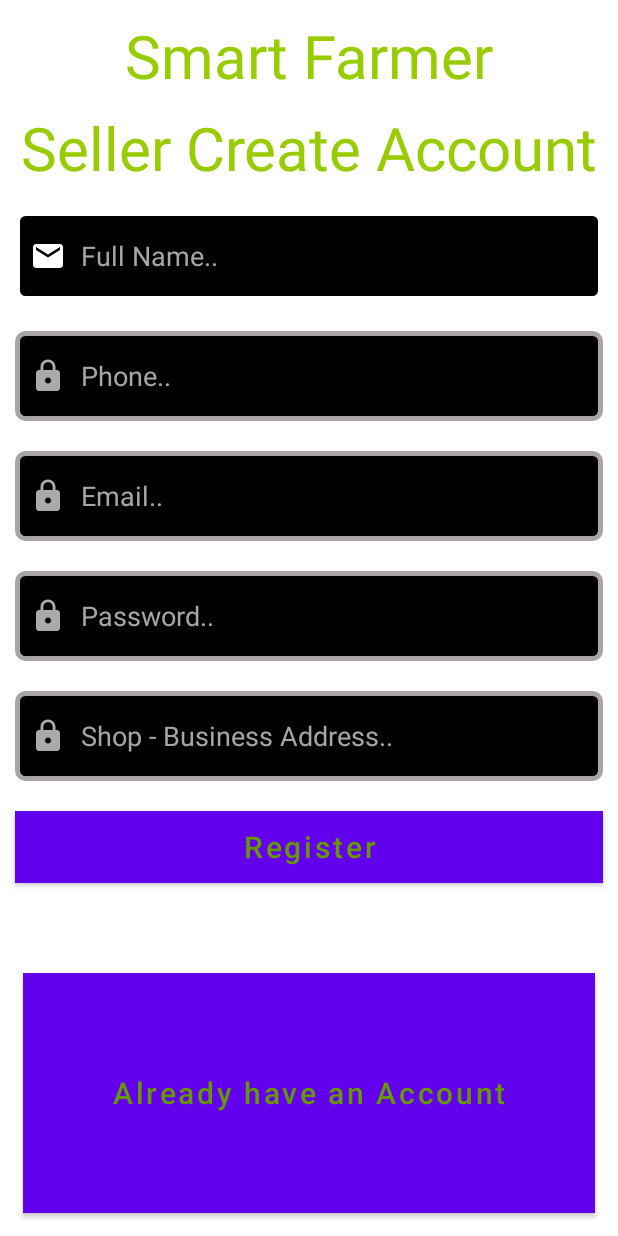
After one commit to DLWickremaratne/SmartFarmer-AndroidAPP, an Android app: the SellerRegistrationActivity screen opened directly, with no data from a screen before it, on a phone screen of 412 x 824 dp. The commit adds this screen. Run offline under Robolectric (Android 15) with nearby library versions, the phone set to English and light mode, and no system bars.

```diff
--- a/app/src/main/AndroidManifest.xml
+++ b/app/src/main/AndroidManifest.xml
@@ -9,7 +9,11 @@
         android:roundIcon="@mipmap/ic_launcher_round"
         android:supportsRtl="true"
         android:theme="@style/Theme.Smartfarmerapp">
-        <activity android:name=".ProductDetailsActivity"></activity>
+        <activity android:name="Sellers.SellerLogin"></activity>
+        <activity android:name="Sellers.SellerRegistrationActivity" />
+        <activity android:name=".SearchProduct" />
+        <activity android:name=".SearchActivity" />
+        <activity android:name=".ProductDetailsActivity" />
         <activity android:name=".MainMenu" />
         <activity android:name=".SCAdminAddNewProduct" />
         <activity android:name=".SCAdminCategoryActivity" />
--- /dev/null
+++ b/app/src/main/java/Sellers/SellerRegistrationActivity.java
@@ -0,0 +1,37 @@
+package Sellers;
+
+import androidx.appcompat.app.AppCompatActivity;
+
+import android.content.Intent;
+import android.os.Bundle;
+import android.view.View;
+import android.widget.Button;
+
+import com.example.smartfarmerapp.MainActivity;
+import com.example.smartfarmerapp.R;
+
+public class SellerRegistrationActivity extends AppCompatActivity {
+
+    private Button sellerLoginBegin;
+
+    @Override
+    protected void onCreate(Bundle savedInstanceState) {
+        super.onCreate(savedInstanceState);
+        setContentView(R.layout.activity_seller_registration);
+
+
+        sellerLoginBegin = findViewById(R.id.seller_already_have_account_btn);
+
+
+        sellerLoginBegin.setOnClickListener(new View.OnClickListener() {
+            @Override
+            public void onClick(View view) {
+
+
+                Intent intent = new Intent(SellerRegistrationActivity.this, SellerLogin.class);
+                startActivity(intent);
+
+            }
+        });
+    }
+}
--- a/app/src/main/java/com/example/smartfarmerapp/Splashscreen.java
+++ b/app/src/main/java/com/example/smartfarmerapp/Splashscreen.java
@@ -56,16 +56,12 @@ public class Splashscreen extends AppCompatActivity {
             @Override
             public void run() {
 
-                if (user !=null){
+
 
                     Intent intent = new Intent(Splashscreen.this,MainMenu.class);
                     startActivity(intent);
                     finish();
-                }else{
-                    Intent intent = new Intent(Splashscreen.this,farmerLoginActivity.class);
-                    startActivity(intent);
 
-                }
 
             }
         },4000);
--- /dev/null
+++ b/app/src/main/res/layout/activity_seller_registration.xml
@@ -0,0 +1,156 @@
+<?xml version="1.0" encoding="utf-8"?>
+<RelativeLayout
+    xmlns:android="http://schemas.android.com/apk/res/android"
+    xmlns:app="http://schemas.android.com/apk/res-auto"
+    xmlns:tools="http://schemas.android.com/tools"
+    android:layout_width="match_parent"
+    android:layout_height="match_parent"
+    tools:context="Sellers.SellerRegistrationActivity">
+
+
+
+    <TextView
+        android:id="@+id/seller"
+        android:layout_width="match_parent"
+        android:layout_height="wrap_content"
+        android:text="Smart Farmer"
+        android:textColor="@android:color/holo_green_light"
+        android:textSize="40sp"
+        android:layout_marginBottom="7dp"
+        android:textAlignment="center"
+        android:gravity="center_horizontal"
+        android:layout_marginTop="10dp"/>
+
+    <TextView
+        android:id="@+id/seller_title"
+        android:layout_width="match_parent"
+        android:layout_height="wrap_content"
+        android:text="Seller Create Account"
+        android:textColor="@android:color/holo_green_light"
+        android:textSize="40sp"
+        android:layout_marginBottom="5dp"
+        android:textAlignment="center"
+        android:layout_below="@+id/seller"
+
+        android:gravity="center_horizontal" />
+
+    <EditText
+        android:layout_width="match_parent"
+        android:layout_height="60dp"
+        android:hint="Full Name.."
+        android:layout_margin="10dp"
+        android:textColor="@android:color/white"
+        android:paddingStart="10dp"
+        android:drawableStart="@drawable/custom_email_input"
+        android:drawablePadding="10dp"
+        android:inputType="text"
+        android:textColorHint="@color/grey"
+        android:id="@+id/seller_name"
+        android:background="@drawable/custom_input"
+        android:drawableLeft="@drawable/custom_email_input"
+        android:paddingLeft="10dp"
+        android:layout_below="@+id/seller_title"/>
+
+    <EditText
+        android:layout_width="match_parent"
+        android:layout_height="60dp"
+        android:hint="Phone.."
+        android:layout_margin="10dp"
+        android:paddingStart="10dp"
+        android:drawableStart="@drawable/custom_pass_input"
+        android:drawablePadding="10dp"
+        android:inputType="number"
+        android:textColor="@android:color/white"
+        android:textColorHint="@color/grey"
+        android:id="@+id/seller_phone"
+        android:background="@drawable/custom_input"
+        android:drawableLeft="@drawable/custom_pass_input"
+        android:paddingLeft="10dp"
+        android:layout_below="@+id/seller_name"/>
+
+    <EditText
+        android:layout_width="match_parent"
+        android:layout_height="60dp"
+        android:hint="Email.."
+        android:layout_margin="10dp"
+        android:paddingStart="10dp"
+        android:drawableStart="@drawable/custom_pass_input"
+        android:drawablePadding="10dp"
+        android:inputType="textEmailAddress"
+        android:textColor="@android:color/white"
+        android:textColorHint="@color/grey"
+        android:id="@+id/seller_email"
+        android:background="@drawable/custom_input"
+        android:drawableLeft="@drawable/custom_pass_input"
+        android:paddingLeft="10dp"
+        android:layout_below="@+id/seller_phone"/>
+
+    <EditText
+        android:layout_width="match_parent"
+        android:layout_height="60dp"
+        android:hint="Password.."
+        android:layout_margin="10dp"
+        android:paddingStart="10dp"
+        android:drawableStart="@drawable/custom_pass_input"
+        android:drawablePadding="10dp"
+        android:inputType="textEmailAddress"
+        android:textColor="@android:color/white"
+        android:textColorHint="@color/grey"
+        android:id="@+id/seller_password"
+        android:background="@drawable/custom_input"
+        android:drawableLeft="@drawable/custom_pass_input"
+        android:paddingLeft="10dp"
+        android:layout_below="@+id/seller_email"/>
+
+    <EditText
+        android:layout_width="match_parent"
+        android:layout_height="60dp"
+        android:hint="Shop - Business Address.."
+        android:layout_margin="10dp"
+        android:paddingStart="10dp"
+        android:drawableStart="@drawable/custom_pass_input"
+        android:drawablePadding="10dp"
+        android:inputType="text"
+        android:textColor="@android:color/white"
+        android:textColorHint="@color/grey"
+        android:id="@+id/seller_address"
+        android:background="@drawable/custom_input"
+        android:drawableLeft="@drawable/custom_pass_input"
+        android:paddingLeft="10dp"
+        android:layout_below="@+id/seller_password"/>
+
+
+
+
+    <Button
+        android:layout_width="match_parent"
+        android:layout_height="wrap_content"
+        android:background="@android:color/white"
+        android:textColor="@android:color/holo_green_dark"
+        android:text="Register"
+        android:layout_margin="10dp"
+        android:id="@+id/seller_rejister_btn"
+        android:layout_below="@+id/seller_address"
+        android:textSize="20dp"
+        android:textAllCaps="false"/>
+    <Button
+        android:layout_width="match_parent"
+        android:layout_height="wrap_content"
+        android:background="@android:color/white"
+        android:textColor="@android:color/holo_green_dark"
+        android:text="Already have an Account"
+        android:layout_marginTop="50dp"
+        android:layout_marginLeft="15dp"
+        android:layout_marginRight="15dp"
+        android:id="@+id/seller_already_have_account_btn"
+        android:textAllCaps="false"
+        android:layout_below="@+id/seller_rejister_btn"
+        android:textSize="20dp"
+        android:layout_alignParentBottom="true"
+        android:layout_marginBottom="15dp"/>
+
+
+
+
+
+</RelativeLayout>
```
Also changed, not shown: app/src/main/java/Sellers/SellerLogin.java (added, +16 -0 lines), app/src/main/java/com/example/smartfarmerapp/Fragment5.java (+29 -1 lines), app/src/main/java/com/example/smartfarmerapp/MainMenu.java (+20 -3 lines), app/src/main/java/com/example/smartfarmerapp/SearchProduct.java (added, +98 -0 lines), app/src/main/res/layout/activity_main_menu.xml (+16 -14 lines), app/src/main/res/layout/activity_search_product.xml (added, +65 -0 lines), app/src/main/res/layout/activity_seller_login.xml (added, +86 -0 lines), app/src/main/res/layout/fragment5.xml (+18 -5 lines).
